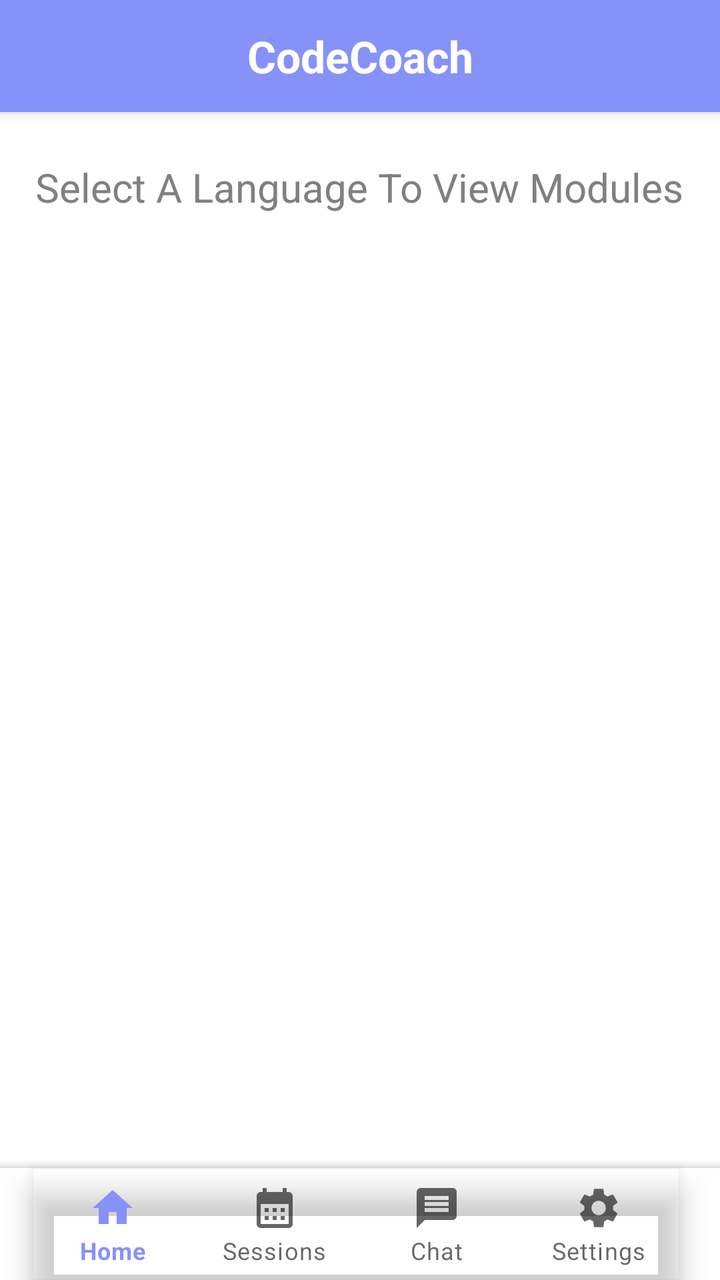
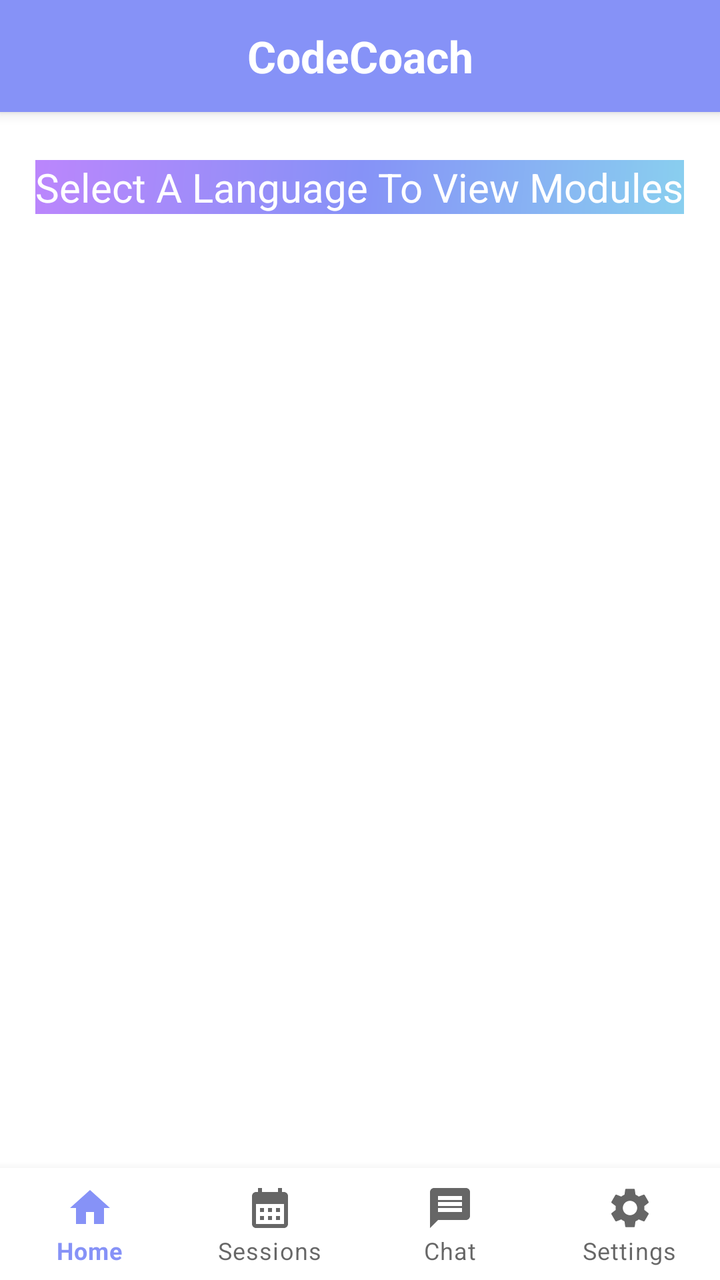

Before-and-after screenshots of an Android layout around one commit, followed by the original layout XML and the change that was made.
<!-- AndroidManifest.xml: application theme Theme.CC -->
<!-- res/layout/activity_student_home.xml -->
<?xml version="1.0" encoding="utf-8"?>
<androidx.coordinatorlayout.widget.CoordinatorLayout
    xmlns:android="http://schemas.android.com/apk/res/android"
    xmlns:app="http://schemas.android.com/apk/res-auto"
    xmlns:tools="http://schemas.android.com/tools"
    android:layout_width="match_parent"
    android:layout_height="match_parent"
    android:background="@color/white"
    tools:context=".StudentHomeActivity">

    <androidx.appcompat.widget.Toolbar
        android:id="@+id/top_bar"
        android:layout_width="match_parent"
        android:layout_height="wrap_content"
        android:background="?attr/colorPrimary"
        android:elevation="4dp">

        <TextView
            android:id="@+id/top_bar_title"
            android:layout_width="wrap_content"
            android:layout_height="wrap_content"
            android:layout_gravity="center"
            android:text="CodeCoach"
            android:textColor="@android:color/white"
            android:textSize="22sp"
            android:textStyle="bold" />
    </androidx.appcompat.widget.Toolbar>

    <FrameLayout
        android:id="@+id/frame_layout"
        android:layout_width="match_parent"
        android:layout_height="match_parent">

        <TextView
            android:id="@+id/subTitleTextView"
            android:layout_width="wrap_content"
            android:layout_height="wrap_content"
            android:layout_marginTop="80dp"
            android:text="Select A Language To View Modules"
            android:layout_gravity="center_horizontal"
            android:textColor="@color/grey"
            app:layout_anchor="@id/frame_layout"
            android:textSize="20sp"/>

        <ListView
            android:id="@+id/listView"
            android:layout_width="wrap_content"
            android:layout_height="640dp"
            android:layout_gravity="bottom"
            android:layout_marginLeft="16dp"
            android:layout_marginRight="16dp"
            android:clipToPadding="false"
            android:divider="@android:color/transparent"
            android:dividerHeight="16dp"
            android:elevation="8dp"
            android:padding="8dp"
            app:layout_anchor="@id/frame_layout"
            app:layout_anchorGravity="center" />
    </FrameLayout>

    <com.google.android.material.bottomappbar.BottomAppBar
        android:id="@+id/bottomAppBar"
        android:layout_width="match_parent"
        android:layout_height="wrap_content"
        android:layout_gravity="bottom"
        android:background="@color/white"
        app:fabCradleMargin="10dp"
        app:fabCradleRoundedCornerRadius="50dp">

        <com.google.android.material.bottomnavigation.BottomNavigationView
            android:id="@+id/bottomNavigationView"
            android:layout_width="wrap_content"
            android:layout_height="wrap_content"
            android:layout_marginEnd="20dp"
            android:background="@android:color/transparent"
            app:labelVisibilityMode="labeled"
            app:menu="@menu/bottom_menu" />
    </com.google.android.material.bottomappbar.BottomAppBar>

</androidx.coordinatorlayout.widget.CoordinatorLayout>
<!-- resources referenced by this layout -->
<resources>
  <color name="grey">#808080</color>
  <color name="white">#FFFFFFFF</color>
  <style name="Theme.CC" parent="Base.Theme.CC" />
  <style name="Base.Theme.CC" parent="Theme.MaterialComponents.DayNight.NoActionBar">
          
          <item name="colorPrimary">@color/lavender</item>
          <item name="colorPrimaryVariant">@color/lavender</item>
          <item name="colorOnPrimary">@color/white</item>
          
          <item name="colorSecondary">@color/teal_200</item>
          <item name="colorSecondaryVariant">@color/teal_700</item>
          <item name="colorOnSecondary">@color/black</item>
          
          <item name="android:statusBarColor">?attr/colorPrimaryVariant</item>
          
          
      </style>
  <color name="lavender">#8692f7</color>
  <color name="teal_200">#FF03DAC5</color>
  <color name="teal_700">#FF018786</color>
  <color name="black">#FF000000</color>
</resources>

<!-- the commit's change to res/layout/activity_student_home.xml (unified diff, before → after) -->
@@ -26,10 +26,6 @@
             android:textStyle="bold" />
     </androidx.appcompat.widget.Toolbar>
 
-    <FrameLayout
-        android:id="@+id/frame_layout"
-        android:layout_width="match_parent"
-        android:layout_height="match_parent">
 
         <TextView
             android:id="@+id/subTitleTextView"
@@ -37,44 +33,33 @@
             android:layout_height="wrap_content"
             android:layout_marginTop="80dp"
             android:text="Select A Language To View Modules"
+            android:background="@drawable/gradient"
             android:layout_gravity="center_horizontal"
-            android:textColor="@color/grey"
-            app:layout_anchor="@id/frame_layout"
+            android:textColor="@color/white"
             android:textSize="20sp"/>
 
-        <ListView
-            android:id="@+id/listView"
-            android:layout_width="wrap_content"
-            android:layout_height="640dp"
-            android:layout_gravity="bottom"
-            android:layout_marginLeft="16dp"
-            android:layout_marginRight="16dp"
-            android:clipToPadding="false"
-            android:divider="@android:color/transparent"
-            android:dividerHeight="16dp"
-            android:elevation="8dp"
-            android:padding="8dp"
-            app:layout_anchor="@id/frame_layout"
-            app:layout_anchorGravity="center" />
-    </FrameLayout>
+    <ListView
+        android:id="@+id/listView"
+        android:layout_width="wrap_content"
+        android:layout_height="550dp"
+        android:layout_marginLeft="16dp"
+        android:layout_marginRight="16dp"
+        android:layout_marginTop="120dp"
+        android:clipToPadding="false"
+        android:divider="@android:color/transparent"
+        android:dividerHeight="16dp"
+        android:elevation="8dp"
+        android:foregroundTint="@color/blue"
+        android:padding="20dp"
+        app:layout_anchorGravity="center" />
 
-    <com.google.android.material.bottomappbar.BottomAppBar
-        android:id="@+id/bottomAppBar"
+    <com.google.android.material.bottomnavigation.BottomNavigationView
+        android:id="@+id/bottomNavigationView"
         android:layout_width="match_parent"
         android:layout_height="wrap_content"
         android:layout_gravity="bottom"
         android:background="@color/white"
-        app:fabCradleMargin="10dp"
-        app:fabCradleRoundedCornerRadius="50dp">
-
-        <com.google.android.material.bottomnavigation.BottomNavigationView
-            android:id="@+id/bottomNavigationView"
-            android:layout_width="wrap_content"
-            android:layout_height="wrap_content"
-            android:layout_marginEnd="20dp"
-            android:background="@android:color/transparent"
-            app:labelVisibilityMode="labeled"
-            app:menu="@menu/bottom_menu" />
-    </com.google.android.material.bottomappbar.BottomAppBar>
+        app:labelVisibilityMode="labeled"
+        app:menu="@menu/bottom_menu" />
 
 </androidx.coordinatorlayout.widget.CoordinatorLayout>
<!-- resource entries referenced after the edit -->
@@ -1,8 +1,19 @@
 <!-- resources referenced by this layout -->
 <resources>
-  <color name="grey">#808080</color>
+  <color name="blue">#89CFEF</color>
   <color name="white">#FFFFFFFF</color>
+  <!-- drawable gradient (drawable) -->
+  <?xml version="1.0" encoding="utf-8"?>
+  <shape xmlns:android="http://schemas.android.com/apk/res/android">
+  
+      <gradient android:startColor="@color/purple_200"
+          android:centerColor="@color/lavender"
+          android:endColor="@color/blue"
+          android:angle="315"/>
+  
+  </shape>
   <style name="Theme.CC" parent="Base.Theme.CC" />
+  <color name="purple_200">#FFBB86FC</color>
   <style name="Base.Theme.CC" parent="Theme.MaterialComponents.DayNight.NoActionBar">
           
           <item name="colorPrimary">@color/lavender</item>
